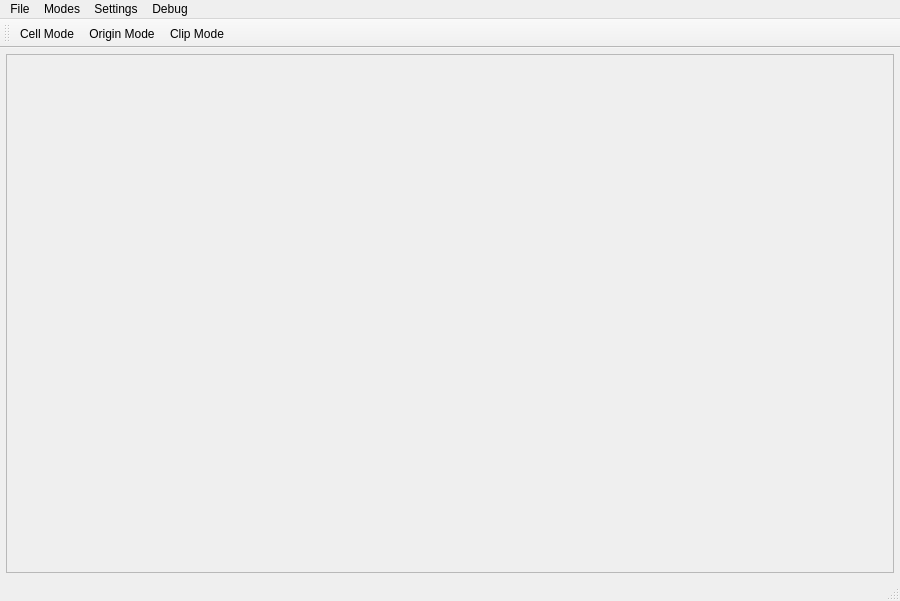
Sedomanai/Elang-Game-Engine-GUI-QT-, file atlas/editor.ui: the form before one commit.
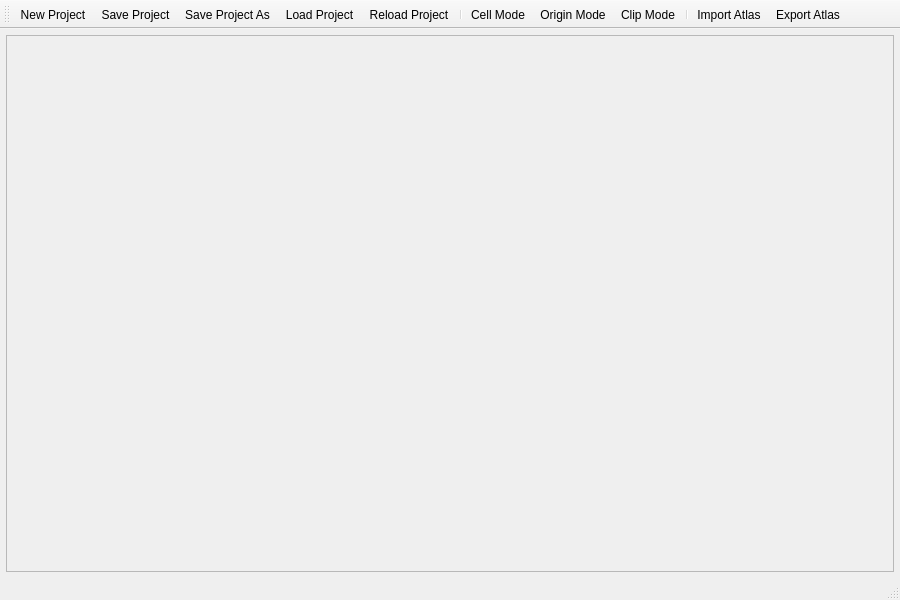
The form after the commit. Icons and pictures are not drawn.

Patch:
```diff
--- a/atlas/editor.ui
+++ b/atlas/editor.ui
@@ -7,7 +7,7 @@
     <x>0</x>
     <y>0</y>
     <width>900</width>
-    <height>601</height>
+    <height>600</height>
    </rect>
   </property>
   <property name="minimumSize">
@@ -45,46 +45,6 @@
     </item>
    </layout>
   </widget>
-  <widget class="QMenuBar" name="menuBar">
-   <property name="geometry">
-    <rect>
-     <x>0</x>
-     <y>0</y>
-     <width>900</width>
-     <height>22</height>
-    </rect>
-   </property>
-   <widget class="QMenu" name="menuFile">
-    <property name="title">
-     <string>File</string>
-    </property>
-    <addaction name="actionNewProject"/>
-    <addaction name="actionSaveProject"/>
-    <addaction name="actionSaveProjectAs"/>
-    <addaction name="actionLoadProject"/>
-    <addaction name="separator"/>
-   </widget>
-   <widget class="QMenu" name="menuView">
-    <property name="title">
-     <string>Modes</string>
-    </property>
-    <addaction name="actionCellMode"/>
-   </widget>
-   <widget class="QMenu" name="menuDebug">
-    <property name="title">
-     <string>Debug</string>
-    </property>
-   </widget>
-   <widget class="QMenu" name="menuSettings">
-    <property name="title">
-     <string>Settings</string>
-    </property>
-   </widget>
-   <addaction name="menuFile"/>
-   <addaction name="menuView"/>
-   <addaction name="menuSettings"/>
-   <addaction name="menuDebug"/>
-  </widget>
   <widget class="QToolBar" name="mainToolBar">
    <attribute name="toolBarArea">
     <enum>TopToolBarArea</enum>
@@ -92,9 +52,18 @@
    <attribute name="toolBarBreak">
     <bool>false</bool>
    </attribute>
+   <addaction name="actionNewProject"/>
+   <addaction name="actionSaveProject"/>
+   <addaction name="actionSaveProjectAs"/>
+   <addaction name="actionLoadProject"/>
+   <addaction name="actionReloadProject"/>
+   <addaction name="separator"/>
    <addaction name="actionCellMode"/>
    <addaction name="actionOriginMode"/>
    <addaction name="actionClipMode"/>
+   <addaction name="separator"/>
+   <addaction name="actionImportAtlas"/>
+   <addaction name="actionExportAtlas"/>
   </widget>
   <widget class="QStatusBar" name="statusBar"/>
   <action name="actionCellMode">
@@ -165,6 +134,36 @@
     <string>Ctrl+O</string>
    </property>
   </action>
+  <action name="actionExportAtlas">
+   <property name="icon">
+    <iconset resource="../elang_gui_icons.qrc">
+     <normaloff>:/essentials/icons/essentials/export.png</normaloff>:/essentials/icons/essentials/export.png</iconset>
+   </property>
+   <property name="text">
+    <string>Export Atlas</string>
+   </property>
+  </action>
+  <action name="actionImportAtlas">
+   <property name="icon">
+    <iconset resource="../elang_gui_icons.qrc">
+     <normaloff>:/essentials/icons/essentials/import.png</normaloff>:/essentials/icons/essentials/import.png</iconset>
+   </property>
+   <property name="text">
+    <string>Import Atlas</string>
+   </property>
+  </action>
+  <action name="actionReloadProject">
+   <property name="icon">
+    <iconset resource="../elang_gui_icons.qrc">
+     <normaloff>:/essentials/icons/essentials/reload.png</normaloff>:/essentials/icons/essentials/reload.png</iconset>
+   </property>
+   <property name="text">
+    <string>Reload Project</string>
+   </property>
+   <property name="toolTip">
+    <string>Reload Project</string>
+   </property>
+  </action>
  </widget>
  <layoutdefault spacing="6" margin="11"/>
  <resources>
```
Left out of the diff: 34 changed lines with no effect on the pictures.
